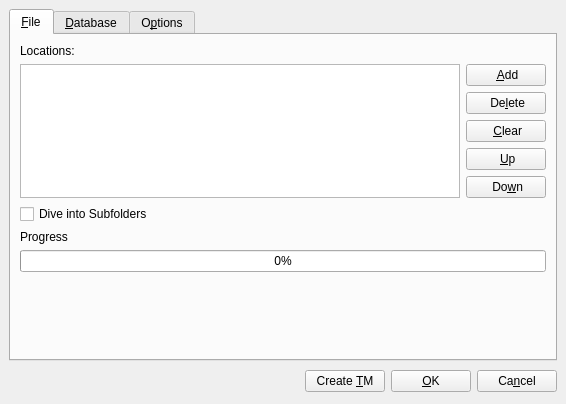
Old version of the form pootling/ui/tmSetting.ui in the repository cc-archive/pootle.
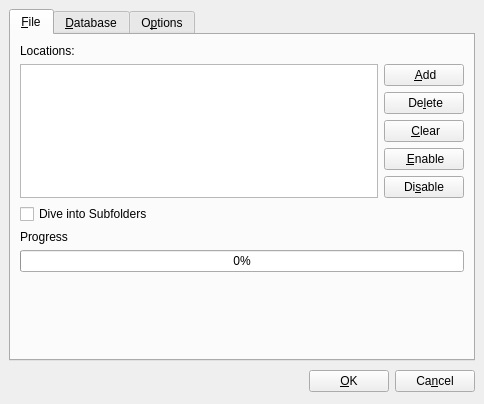
New version of the form. Icons and pictures are not drawn.

Commit message: remove createTM button from TMsetting.ui, add code of enable and disable TM, get matcher from pickleTM module

Patch:
```diff
--- a/pootling/ui/tmSetting.ui
+++ b/pootling/ui/tmSetting.ui
@@ -5,7 +5,7 @@
    <rect>
     <x>0</x>
     <y>0</y>
-    <width>566</width>
+    <width>484</width>
     <height>404</height>
    </rect>
   </property>
@@ -145,10 +145,7 @@
           <string>move up</string>
          </property>
          <property name="text" >
-          <string> &amp;Up</string>
-         </property>
-         <property name="icon" >
-          <iconset>../images/up.png</iconset>
+          <string> &amp;Enable</string>
          </property>
          <property name="iconSize" >
           <size>
@@ -164,10 +161,7 @@
           <string>move down</string>
          </property>
          <property name="text" >
-          <string> Do&amp;wn</string>
-         </property>
-         <property name="icon" >
-          <iconset>../images/down.png</iconset>
+          <string>Di&amp;sable</string>
          </property>
          <property name="iconSize" >
           <size>
@@ -309,13 +303,6 @@
      </property>
     </widget>
    </item>
-   <item row="1" column="1" >
-    <widget class="QPushButton" name="btnCreateTM" >
-     <property name="text" >
-      <string>Create &amp;TM</string>
-     </property>
-    </widget>
-   </item>
    <item row="1" column="2" >
     <widget class="QPushButton" name="btnOk" >
      <property name="text" >
```
Left out of the diff: 12 changed lines with no effect on the pictures. The commit also changes 5 other files.
